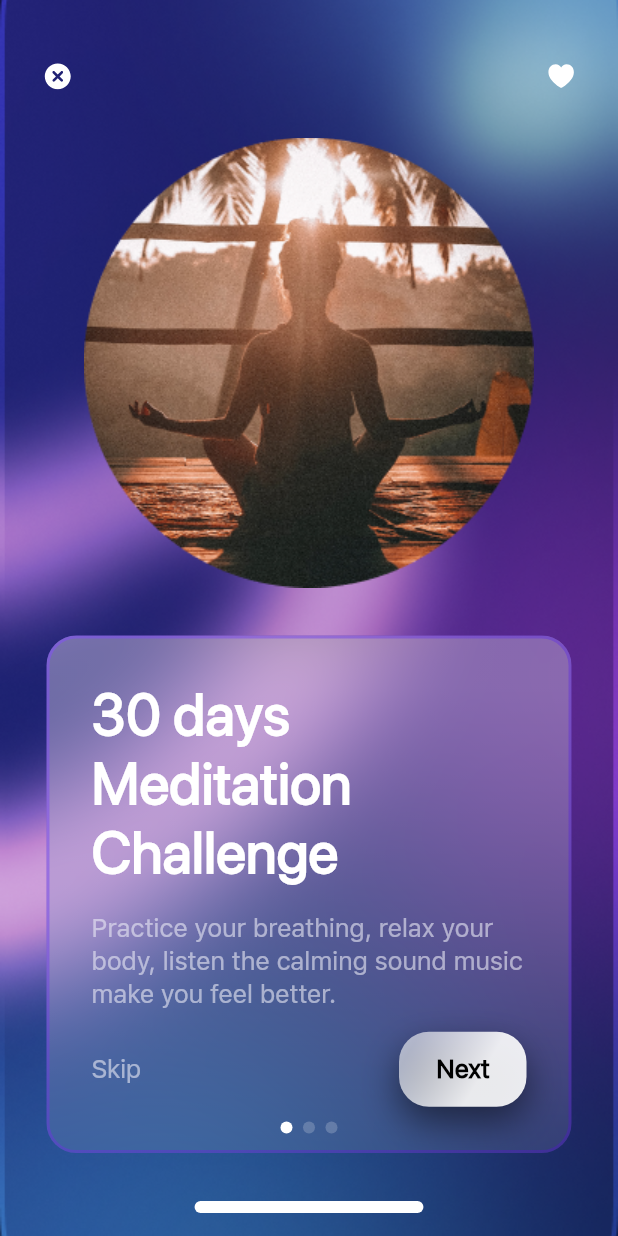
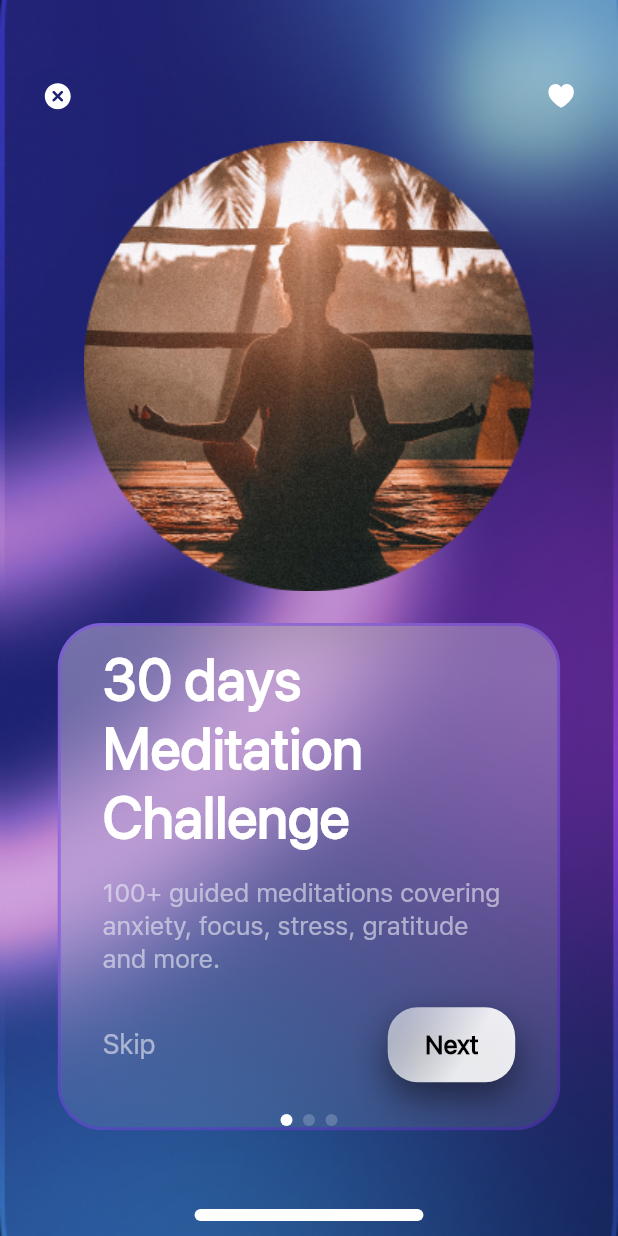
Before and after one commit to Lakhankumawat/meditation_app_ui, a Flutter app: the first screen one second after launch, on a phone screen of 412 x 824 dp. Run offline on Flutter 3.47's test engine with Material 2 defaults, Android fonts, the phone set to English and light mode, and no system bars; drawn by our look-alikes of glassmorphism; our stand-ins replace flutter_svg, get_it.

Commit message:
🎨 Ui changes

```diff
--- a/lib/src/screens/splash_screen/components/body.dart
+++ b/lib/src/screens/splash_screen/components/body.dart
@@ -1,10 +1,62 @@
 import 'package:flutter/material.dart';
 import 'package:flutter_svg/svg.dart';
 import 'package:meditation_app/config/size_config.dart';
-import 'package:meditation_app/src/screens/splash_screen/components/pageCard.dart';
+import 'package:meditation_app/src/screens/splash_screen/components/page.dart';
 
-class Body extends StatelessWidget {
+class Body extends StatefulWidget {
   const Body({Key? key}) : super(key: key);
+
+  @override
+  State<Body> createState() => _BodyState();
+}
+
+class _BodyState extends State<Body> {
+  final PageController _controller = PageController();
+
+  List<Widget> _list = [
+    CustomPage(
+      subline:
+          '100+ guided meditations covering anxiety, focus, stress, gratitude and more.',
+      index: 0,
+      headline: '30 days\nMeditation\nChallenge',
+      image: 'assets/images/Meditation.png',
+    ),
+    CustomPage(
+      subline:
+          'Practice your breathing, relax your body, listen the calming sound music make you feel better.',
+      index: 1,
+      headline: 'Choose\nyour\ntop goal',
+      image: 'assets/images/Breathe.png',
+    ),
+    CustomPage(
+      subline:
+          '50+ music with the calming sound help you to fall asleep faster. Calm can change your life.',
+      index: 2,
+      headline: 'Listen the\ncalming music\nhelp you sleep',
+      image: 'assets/images/Stone.png',
+    ),
+  ];
+
+  @override
+  void initState() {
+    super.initState();
+    WidgetsBinding.instance?.addPostFrameCallback((_) => _animateSlider());
+  }
+
+  void _animateSlider() {
+    Future.delayed(Duration(seconds: 2)).then((_) {
+      int nextPage = _controller.initialPage + 1;
+
+      if (nextPage == _list.length) {
+        nextPage = 0;
+      }
+
+      _controller
+          .animateToPage(nextPage,
+              duration: Duration(seconds: 1), curve: Curves.easeOut)
+          .then((_) => _animateSlider());
+    });
+  }
 
   @override
   Widget build(BuildContext context) {
@@ -21,48 +73,33 @@ class Body extends StatelessWidget {
         ),
       ),
       child: Padding(
-        padding: const EdgeInsets.symmetric(horizontal: 8.0, vertical: 10),
+        padding: const EdgeInsets.symmetric(horizontal: 8.0),
         child: Column(
           mainAxisAlignment: MainAxisAlignment.spaceEvenly,
           children: [
             SizedBox(
-              height: getProportionateScreenHeight(15),
+              height: getProportionateScreenHeight(25),
             ),
-            Padding(
-              padding: EdgeInsets.symmetric(
-                horizontal: getProportionateScreenWidth(14),
-              ),
-              child: Row(
-                mainAxisAlignment: MainAxisAlignment.spaceBetween,
-                children: [
-                  SvgPicture.asset(
-                    'assets/icons/close.svg',
-                  ),
-                  SvgPicture.asset(
-                    'assets/icons/heart.svg',
-                  )
-                ],
+            SizedBox(
+              height: MediaQuery.of(context).size.height - 100,
+              width: MediaQuery.of(context).size.width,
+              child: PageView(
+                children: _list,
+                controller: _controller,
               ),
             ),
             SizedBox(
-              height: getProportionateScreenHeight(15),
+              height: getProportionateScreenHeight(5),
             ),
-            Container(
-              child: Image.asset('assets/images/Meditation.png'),
-            ),
-            SizedBox(
-              height: getProportionateScreenHeight(15),
-            ),
-            PageCard(),
-            SizedBox(
-              height: getProportionateScreenHeight(15),
-            ),
-            Container(
-              height: 8,
-              width: getProportionateScreenWidth(100),
-              decoration: BoxDecoration(
-                borderRadius: BorderRadius.circular(50),
-                color: Colors.white,
+            Align(
+              alignment: Alignment.bottomCenter,
+              child: Container(
+                height: 8,
+                width: getProportionateScreenWidth(100),
+                decoration: BoxDecoration(
+                  borderRadius: BorderRadius.circular(50),
+                  color: Colors.white,
+                ),
               ),
             ),
           ],
--- /dev/null
+++ b/lib/src/screens/splash_screen/components/page.dart
@@ -0,0 +1,46 @@
+import 'package:flutter/material.dart';
+import 'package:flutter_svg/svg.dart';
+import 'package:meditation_app/config/size_config.dart';
+import 'package:meditation_app/src/screens/splash_screen/components/pageCard.dart';
+
+Widget CustomPage(
+    {required int index,
+    required String image,
+    required String headline,
+    required String subline}) {
+  return Column(
+    children: [
+      Padding(
+        padding: EdgeInsets.symmetric(
+          horizontal: getProportionateScreenWidth(14),
+        ),
+        child: Row(
+          mainAxisAlignment: MainAxisAlignment.spaceBetween,
+          children: [
+            SvgPicture.asset(
+              index == 0 ? 'assets/icons/close.svg' : 'assets/icons/back.svg',
+            ),
+            SvgPicture.asset(
+              'assets/icons/heart.svg',
+            )
+          ],
+        ),
+      ),
+      SizedBox(
+        height: getProportionateScreenHeight(15),
+      ),
+      Container(
+        child: Image.asset(image),
+      ),
+      SizedBox(
+        height: getProportionateScreenHeight(15),
+      ),
+      Padding(
+        padding: EdgeInsets.symmetric(
+          horizontal: getProportionateScreenWidth(20),
+        ),
+        child: PageCard(subline: subline, index: index, headline: headline),
+      ),
+    ],
+  );
+}
--- a/lib/src/screens/splash_screen/components/pageCard.dart
+++ b/lib/src/screens/splash_screen/components/pageCard.dart
@@ -1,12 +1,14 @@
 import 'package:flutter/material.dart';
 import 'package:glassmorphism/glassmorphism.dart';
 import 'package:meditation_app/config/size_config.dart';
+import 'package:meditation_app/src/screens/splash_screen/components/customButton.dart';
 
-Widget PageCard() {
+Widget PageCard(
+    {required int index, required String headline, required String subline}) {
   return GlassmorphicContainer(
-    width: 350,
-    height: 345,
-    borderRadius: 20,
+    width: getProportionateScreenWidth(280),
+    height: getProportionateScreenHeight(240),
+    borderRadius: 30,
     blur: 20,
     alignment: Alignment.bottomCenter,
     border: 2,
@@ -33,12 +35,12 @@ Widget PageCard() {
       decoration: BoxDecoration(
         borderRadius: BorderRadius.circular(30),
       ),
-      padding: EdgeInsets.symmetric(horizontal: 30, vertical: 30),
+      padding: EdgeInsets.symmetric(horizontal: 30, vertical: 15),
       child: Column(
         crossAxisAlignment: CrossAxisAlignment.start,
         children: [
           Text(
-            '30 days\nMeditation\nChallenge',
+            headline,
             textAlign: TextAlign.left,
             style: TextStyle(
                 color: Color.fromRGBO(255, 255, 255, 1),
@@ -50,7 +52,7 @@ Widget PageCard() {
           ),
           SizedBox(height: 16),
           Text(
-            'Practice your breathing, relax your body, listen the calming sound music make you feel better.',
+            subline,
             textAlign: TextAlign.left,
             style: TextStyle(
                 color: Color.fromRGBO(235, 235, 245, 0.60),
@@ -61,9 +63,10 @@ Widget PageCard() {
                 height: 1.3),
           ),
           SizedBox(
-            height: getProportionateScreenHeight(10),
+            height: getProportionateScreenHeight(15),
           ),
-          Row(
+          index != 2
+              ? Row(
                   mainAxisAlignment: MainAxisAlignment.spaceBetween,
                   children: [
                     Text(
@@ -72,7 +75,7 @@ Widget PageCard() {
                       style: TextStyle(
                           color: Color.fromRGBO(235, 235, 245, 0.6),
                           fontFamily: 'SF Pro Text',
-                    fontSize: 17,
+                          fontSize: 18,
                           letterSpacing: -0.4,
                           fontWeight: FontWeight.normal,
                           height: 1.3),
@@ -113,9 +116,10 @@ Widget PageCard() {
                       ),
                     )
                   ],
-          ),
+                )
+              : CustomButton(),
           SizedBox(
-            height: getProportionateScreenHeight(7),
+            height: getProportionateScreenHeight(15),
           ),
           Row(
             mainAxisAlignment: MainAxisAlignment.center,
@@ -125,7 +129,8 @@ Widget PageCard() {
                 width: 8,
                 decoration: BoxDecoration(
                   borderRadius: BorderRadius.circular(50),
-                  color: Colors.white,
+                  color:
+                      index == 0 ? Colors.white : Colors.white.withOpacity(0.2),
                 ),
               ),
               SizedBox(
@@ -136,7 +141,8 @@ Widget PageCard() {
                 width: 8,
                 decoration: BoxDecoration(
                   borderRadius: BorderRadius.circular(50),
-                  color: Colors.white.withOpacity(0.2),
+                  color:
+                      index == 1 ? Colors.white : Colors.white.withOpacity(0.2),
                 ),
               ),
               SizedBox(
@@ -147,7 +153,8 @@ Widget PageCard() {
                 width: 8,
                 decoration: BoxDecoration(
                   borderRadius: BorderRadius.circular(50),
-                  color: Colors.white.withOpacity(0.2),
+                  color:
+                      index == 2 ? Colors.white : Colors.white.withOpacity(0.2),
                 ),
               ),
             ],
```
Also changed, not shown: lib/src/screens/splash_screen/components/customButton.dart (+11 -41 lines), pubspec.yaml (+10 -0 lines), assets/images/splash_1000.png (added), pubspec.lock, 14 other files. Lines whose indentation alone changed are shown as unchanged.
